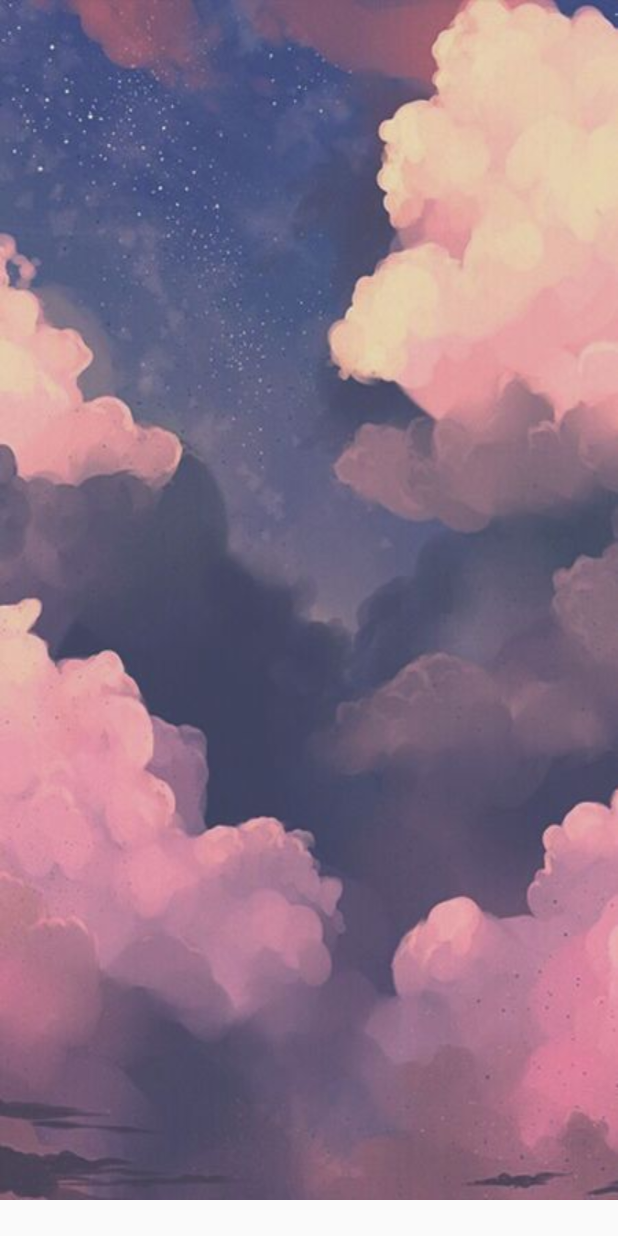
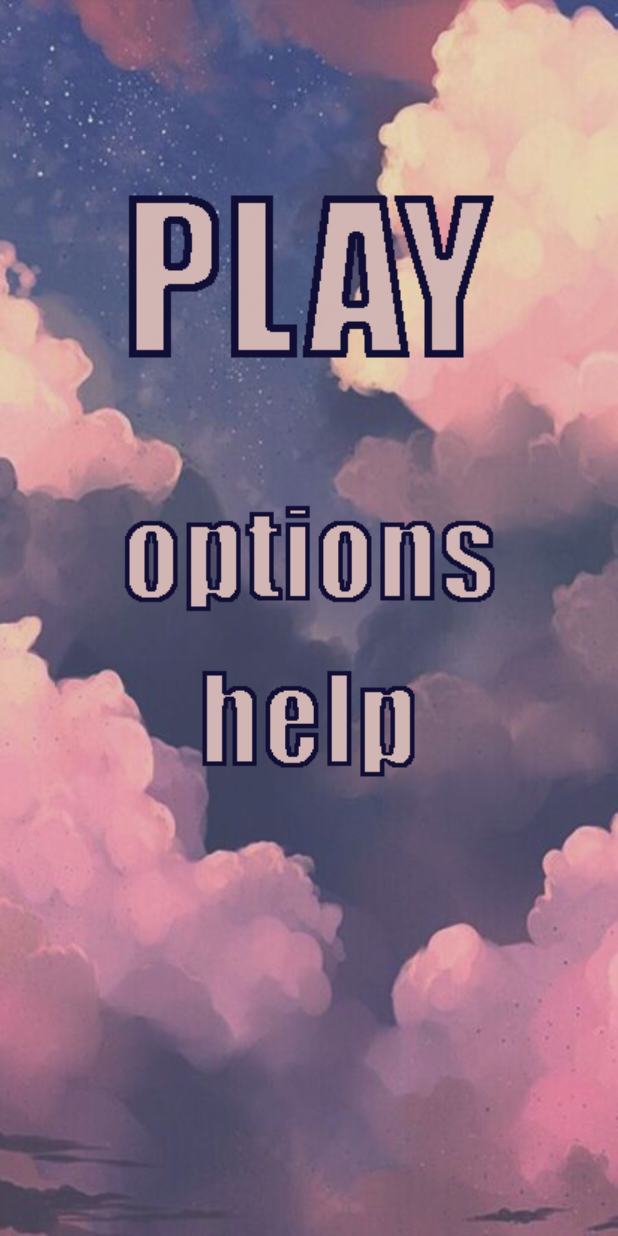
Before and after one commit to Budder21/BubbleDroid, an Android app: the screen it shows after launch (MainActivity), on a phone screen of 412 x 824 dp. Run offline under Robolectric (Android 15) with nearby library versions, the phone set to English and light mode, and no system bars.

Commit message:
menu changes

```diff
--- a/app/src/main/AndroidManifest.xml
+++ b/app/src/main/AndroidManifest.xml
@@ -9,13 +9,15 @@
         android:roundIcon="@mipmap/ic_launcher_round"
         android:supportsRtl="true"
         android:theme="@style/AppTheme">
-        <activity android:name=".MainActivity">
+        <activity android:name=".MainActivity" >
             <intent-filter>
                 <action android:name="android.intent.action.MAIN" />
 
                 <category android:name="android.intent.category.LAUNCHER" />
             </intent-filter>
+
         </activity>
+
     </application>
 
 </manifest>
--- a/app/src/main/java/kns/bubbledroid/MainActivity.java
+++ b/app/src/main/java/kns/bubbledroid/MainActivity.java
@@ -2,6 +2,7 @@ package kns.bubbledroid;
 
 import android.support.v7.app.AppCompatActivity;
 import android.os.Bundle;
+import android.view.WindowManager;
 
 public class MainActivity extends AppCompatActivity {
 
@@ -9,5 +10,6 @@ public class MainActivity extends AppCompatActivity {
     protected void onCreate(Bundle savedInstanceState) {
         super.onCreate(savedInstanceState);
         setContentView(R.layout.activity_main);
+
     }
 }
--- a/app/src/main/res/layout/activity_main.xml
+++ b/app/src/main/res/layout/activity_main.xml
@@ -1,18 +1,40 @@
 <?xml version="1.0" encoding="utf-8"?>
-<android.support.constraint.ConstraintLayout xmlns:android="http://schemas.android.com/apk/res/android"
+<RelativeLayout xmlns:android="http://schemas.android.com/apk/res/android"
     xmlns:app="http://schemas.android.com/apk/res-auto"
     xmlns:tools="http://schemas.android.com/tools"
     android:layout_width="match_parent"
     android:layout_height="match_parent"
+    android:background="@drawable/background"
     tools:context="kns.bubbledroid.MainActivity">
 
-    <ImageView
-        android:id="@+id/imageView"
+    <ImageButton
+        android:id="@+id/playButton"
         android:layout_width="wrap_content"
         android:layout_height="wrap_content"
-        android:contentDescription="Background image for menu and game"
-        android:scaleType="fitXY"
-        app:srcCompat="@drawable/background"
-        tools:layout_editor_absoluteX="0dp"
-        tools:layout_editor_absoluteY="0dp" />
-</android.support.constraint.ConstraintLayout>
+        android:layout_alignParentTop="true"
+        android:layout_centerHorizontal="true"
+        android:layout_marginTop="125dp"
+        android:background="@android:color/transparent"
+        android:visibility="visible"
+        app:srcCompat="@drawable/Play" />
+
+    <ImageButton
+        android:id="@+id/optionsButton"
+        android:layout_width="wrap_content"
+        android:layout_height="wrap_content"
+        android:layout_below="@+id/playButton"
+        android:layout_centerHorizontal="true"
+        android:layout_marginTop="90dp"
+        android:background="@android:color/transparent"
+        app:srcCompat="@drawable/Options" />
+
+    <ImageButton
+        android:id="@+id/helpButton"
+        android:layout_width="wrap_content"
+        android:layout_height="wrap_content"
+        android:layout_below="@+id/optionsButton"
+        android:layout_centerHorizontal="true"
+        android:layout_marginTop="30dp"
+        android:background="@android:color/transparent"
+        app:srcCompat="@drawable/Help" />
+</RelativeLayout>
```
